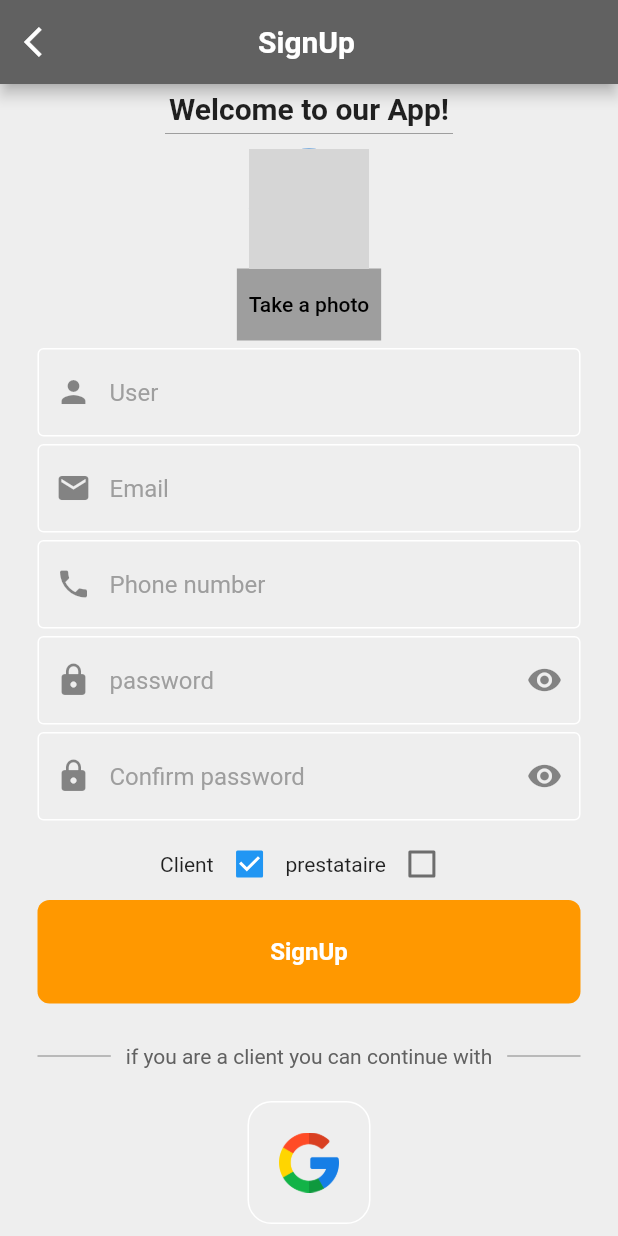
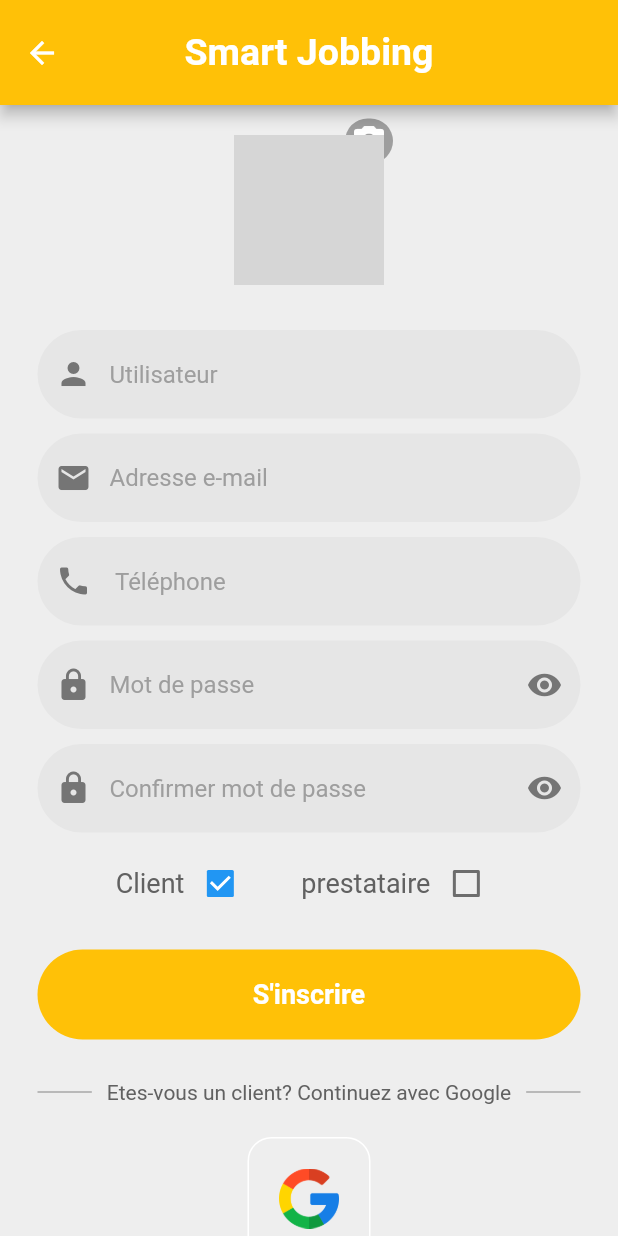
Before and after one commit to MOHAMEDREDABOUAMOUD/Jobbing-App-flutter, a Flutter app: the SignUp screen opened by its route, on a phone screen of 412 x 824 dp. Run offline on Flutter 3.47's test engine with Material 2 defaults, Android fonts, the light colour scheme and no system bars; our stand-ins replace cloud_firestore, firebase_auth, firebase_core, firebase_storage, fl_chart, flutter_credit_card and 6 more; missing offline and left inert: cross_file_image, dart:ffi, flutter_facebook_auth, flutter_login_facebook, flutter_phone_direct_caller; accounts and stored records are empty; network calls fail; grey boxes are pictures that could not be loaded.

Commit message:
frontend modify

```diff
--- a/signin_signup/lib/components/my_button.dart
+++ b/signin_signup/lib/components/my_button.dart
@@ -15,16 +15,17 @@
       child: Container(
         alignment: Alignment.center,
         width: 400,
-        padding: EdgeInsets.all(25),
+        height: 60,
+        padding: EdgeInsets.all(10),
         margin: EdgeInsets.symmetric(horizontal: 25),
         decoration: BoxDecoration(
-          color: Colors.orange,
-          borderRadius: BorderRadius.circular(8),
+          color: Colors.amber,
+          borderRadius: BorderRadius.circular(40),
         ),
         child: Text(
           name,
           style: TextStyle(
-              color: Colors.white, fontWeight: FontWeight.bold, fontSize: 16),
+              color: Colors.white, fontWeight: FontWeight.bold, fontSize: 18),
         ),
       ),
     );
--- a/signin_signup/lib/components/my_textfield.dart
+++ b/signin_signup/lib/components/my_textfield.dart
@@ -33,17 +33,15 @@
         obscureText:
             ObscureText, //hide the characters when the user type the password
         decoration: InputDecoration(
-          enabledBorder: const OutlineInputBorder(
-            borderSide: BorderSide(color: Colors.white),
-          ),
-          focusedBorder: OutlineInputBorder(
-            borderSide: BorderSide(color: Colors.grey.shade400),
-          ),
-          fillColor: Colors.grey.shade200,
+          border: OutlineInputBorder(
+              borderRadius: BorderRadius.circular(30),
+              borderSide: BorderSide.none),
+          fillColor: Colors.grey.withOpacity(0.1),
           filled: true,
           hintText: hintText, //show to the user what to type in that text field
-          hintStyle: TextStyle(color: Colors.grey[500]),
+          hintStyle: TextStyle(color: Colors.grey),
           prefixIcon: icon,
+          prefixIconColor: Colors.grey[600],
         ),
       ),
     );
--- a/signin_signup/lib/components/passTextField.dart
+++ b/signin_signup/lib/components/passTextField.dart
@@ -35,16 +35,13 @@
         obscureText:
             ObscureText, //hide the characters when the user type the password
         decoration: InputDecoration(
-          enabledBorder: const OutlineInputBorder(
-            borderSide: BorderSide(color: Colors.white),
-          ),
-          focusedBorder: OutlineInputBorder(
-            borderSide: BorderSide(color: Colors.grey.shade400),
-          ),
-          fillColor: Colors.grey.shade200,
+          border: OutlineInputBorder(
+              borderRadius: BorderRadius.circular(30),
+              borderSide: BorderSide.none),
+          fillColor: Colors.grey.withOpacity(0.1),
           filled: true,
           hintText: hintText, //show to the user what to type in that text field
-          hintStyle: TextStyle(color: Colors.grey[500]),
+          hintStyle: TextStyle(color: Colors.grey),
           suffixIcon: IconButton(
             icon: ObscureText
                 ? Icon(Icons.visibility)
@@ -55,7 +52,9 @@
               });
             },
           ),
+          suffixIconColor: Colors.grey[600],
           prefixIcon: Icon(Icons.lock),
+          prefixIconColor: Colors.grey[600],
         ),
       ),
     );
--- a/signin_signup/lib/pages/clientProfile.dart
+++ b/signin_signup/lib/pages/clientProfile.dart
@@ -105,7 +105,7 @@
                                   EdgeInsets.fromLTRB(20, 10, 10, 10),
                               leading: Icon(Icons.email, size: 26),
                               title: Text(
-                                "E-mail",
+                                "Adresse e-mail",
                                 style: TextStyle(fontSize: 18),
                               ),
                             ),
--- a/signin_signup/lib/pages/login_page.dart
+++ b/signin_signup/lib/pages/login_page.dart
@@ -37,39 +37,39 @@
   @override
   Widget build(BuildContext context) {
     return Scaffold(
-      backgroundColor: Colors.grey[300],
       body: SafeArea(
         child: SingleChildScrollView(
           child: Center(
             child: Column(
               mainAxisAlignment: MainAxisAlignment.center,
               children: [
-                const SizedBox(height: 50),
+                const SizedBox(height: 70),
 
-                //logo
-                Icon(
-                  Icons.lock,
-                  size: 100,
+                Text(
+                  "Smart Jobbing",
+                  style: TextStyle(
+                    color: Colors.amber,
+                    fontSize: 40,
+                    fontWeight: FontWeight.bold,
+                  ),
                 ),
-
-                const SizedBox(height: 50),
-
+                const SizedBox(height: 30),
                 //welcome back,you've been missed!
                 Text(
-                  'Welcome back you\'ve been missed!',
+                  'Content de vous revoir !',
                   style: TextStyle(
-                    color: Colors.grey[700],
-                    fontSize: 16,
+                    color: Colors.grey[600],
+                    fontSize: 20,
+                    fontWeight: FontWeight.bold,
                   ),
                 ),
 
-                const SizedBox(height: 50),
+                const SizedBox(height: 60),
 
                 //Email textfield
-
                 MyTextField(
                   controller: usernameController,
-                  hintText: 'E-mail',
+                  hintText: 'Adresse e-mail',
                   ObscureText: false,
                   type: TextInputType.emailAddress,
                   icon: Icon(Icons.email),
@@ -82,7 +82,7 @@
 
                 PassTextField(
                   controller: passwordController,
-                  hintText: 'password',
+                  hintText: 'Mot de passe',
                 ),
 
                 const SizedBox(height: 25),
@@ -103,7 +103,7 @@
                           ));
                         },
                         child: Text(
-                          'forgot password?',
+                          'Mot de passe oublié?',
                           style: TextStyle(
                               color: Colors.blue, fontWeight: FontWeight.bold),
                         ),
@@ -112,7 +112,7 @@
                   ),
                 ),
 
-                const SizedBox(height: 25),
+                const SizedBox(height: 30),
 
                 //signin button
 
@@ -123,7 +123,7 @@
                           usernameController.text, passwordController.text);
                     } catch (e) {}
                   },
-                  name: 'Sign In',
+                  name: 'Se connecter',
                 ),
 
                 //or continue with
@@ -142,7 +142,7 @@
                       Padding(
                         padding: const EdgeInsets.symmetric(horizontal: 10),
                         child: Text(
-                          'if you are a client you can continue with',
+                          'Etes-vous un client? Continuez avec Google',
                           style: TextStyle(color: Colors.grey[700]),
                         ),
                       ),
@@ -188,17 +188,6 @@
                         );
                       },
                     ),
-
-                    // const SizedBox(
-                    //   width: 25,
-                    // ),
-                    //apple button
-                    // SquareTile(
-                    //   imagePath: 'lib/images/fb.jpg',
-                    //   OnTap: () {
-                    //     AuthService().signInWithFacebook();
-                    //   },
-                    // ),
                   ],
                 ),
                 const SizedBox(height: 25),
@@ -208,7 +197,7 @@
                   mainAxisAlignment: MainAxisAlignment.center,
                   children: [
                     Text(
-                      'Not a member?',
+                      'Pas encore membre?',
                       style: TextStyle(color: Colors.grey[600]),
                     ),
                     SizedBox(
@@ -217,7 +206,7 @@
                     GestureDetector(
                       // ignore: sort_child_properties_last
                       child: Text(
-                        'Register now',
+                        'Creer un compte',
                         style: TextStyle(
                             color: Colors.blue, fontWeight: FontWeight.bold),
                       ),
@@ -227,6 +216,7 @@
                     ),
                   ],
                 ),
+                SizedBox(height: 40),
               ],
             ),
           ),
--- a/signin_signup/lib/pages/signup.dart
+++ b/signin_signup/lib/pages/signup.dart
@@ -32,7 +32,7 @@
   var profile;
   String profileName = "";
   String? type = "client";
-  String buttonText = "SignUp";
+  String buttonText = "S'inscrire";
   bool isclient = true, isprest = false;
   TextEditingController userController = TextEditingController();
   TextEditingController emailContoller = TextEditingController();
@@ -60,20 +60,17 @@
     return Scaffold(
       backgroundColor: Colors.grey[200],
       appBar: AppBar(
-        backgroundColor: Colors.grey[700],
-        title: Padding(
-          padding: const EdgeInsets.symmetric(horizontal: 100),
-          child: Text(
-            'SignUp',
-            style: TextStyle(fontWeight: FontWeight.bold),
+        backgroundColor: Colors.amber,
+        toolbarHeight: 70,
+        title: Text(
+          //widget.name,
+          "Smart Jobbing",
+          style: TextStyle(
+            fontWeight: FontWeight.bold,
+            fontSize: 25,
           ),
         ),
-        leading: IconButton(
-          onPressed: () {
-            Navigator.pop(context);
-          },
-          icon: Icon(Icons.arrow_back_ios),
-        ),
+        centerTitle: true,
       ),
       body: SingleChildScrollView(
         child: SafeArea(
@@ -84,96 +81,82 @@
               children: [
                 //Welcome to our app
 
-                SizedBox(height: 5),
-                Text(
-                  'Welcome to our App!',
-                  style: TextStyle(fontWeight: FontWeight.bold, fontSize: 20),
+                SizedBox(height: 20),
+                //photo
+                GestureDetector(
+                  child: Badge(
+                    largeSize: 30,
+                    label: Icon(
+                      Icons.photo_camera,
+                      color: Colors.white,
                     ),
-                Padding(
-                  padding: const EdgeInsets.symmetric(horizontal: 110),
-                  child: Divider(
-                    height: 10,
-                    color: Colors.grey[500],
-                  ),
-                ),
-                SizedBox(height: 5),
-
-                //photo
-                CircleAvatar(
-                  radius: 40,
+                    backgroundColor: Colors.grey,
+                    child: CircleAvatar(
+                      radius: 50,
                       backgroundImage: profile != null
                           ? FileImage(profile) as ImageProvider
                           // ignore: unnecessary_cast
                           : NetworkImage(
                               'https://www.w3schools.com/howto/img_avatar.png'),
                     ),
-
-                Row(
-                  mainAxisAlignment: MainAxisAlignment.center,
-                  // ignore: prefer_const_literals_to_create_immutables
-                  children: [
-                    Container(
-                      // ignore: sort_child_properties_last
-                      child: TextButton(
-                        onPressed: () {
+                  ),
+                  onTap: () {
                     PickImage();
                   },
-                        child: Text(
-                          'Take a photo',
-                          style: TextStyle(color: Colors.black),
-                        ),
-                      ),
-                      color: Colors.grey[500],
-                    ),
-                  ],
                 ),
 
-                SizedBox(height: 5),
+                SizedBox(height: 30),
                 //text fields
 
                 MyTextField(
                   controller: userController,
-                  hintText: 'User',
+                  hintText: 'Utilisateur',
                   ObscureText: false,
                   type: TextInputType.name,
                   icon: Icon(Icons.person),
                   lines: 1,
                 ),
-                SizedBox(height: 5),
+                SizedBox(height: 10),
                 MyTextField(
                   controller: emailContoller,
-                  hintText: 'Email',
+                  hintText: 'Adresse e-mail',
                   ObscureText: false,
                   type: TextInputType.emailAddress,
                   icon: Icon(Icons.email),
                   lines: 1,
                 ),
-                SizedBox(height: 5),
+                SizedBox(height: 10),
                 MyTextField(
                   controller: phoneController,
-                  hintText: 'Phone number',
+                  hintText: ' Téléphone',
                   ObscureText: false,
                   type: TextInputType.phone,
                   icon: Icon(Icons.phone),
                   lines: 1,
                 ),
-                SizedBox(height: 5),
+                SizedBox(height: 10),
                 PassTextField(
                   controller: passcontroller1,
-                  hintText: 'password',
+                  hintText: 'Mot de passe',
                 ),
-                SizedBox(height: 5),
+                SizedBox(height: 10),
                 PassTextField(
                   controller: passcontroller2,
-                  hintText: 'Confirm password',
+                  hintText: 'Confirmer mot de passe',
                 ),
-                SizedBox(height: 5),
+                SizedBox(height: 10),
 
                 Center(
                   child: Row(
                     mainAxisAlignment: MainAxisAlignment.center,
                     children: [
-                      Text('Client'),
+                      Text(
+                        'Client',
+                        style: TextStyle(
+                          fontSize: 18,
+                          color: Colors.grey[700],
+                        ),
+                      ),
                       Checkbox(
                         value: isclient,
                         onChanged: (value) {
@@ -183,16 +166,23 @@
                               isprest = !isclient;
                               if (isclient == true) {
                                 type = "client";
-                                buttonText = "SignUp";
+                                buttonText = "S'inscrire";
                               } else {
                                 type = "prestataire";
-                                buttonText = "Next";
+                                buttonText = "Suivant";
                               }
                             },
                           );
                         },
                       ),
-                      Text('prestataire'),
+                      SizedBox(width: 30),
+                      Text(
+                        'prestataire',
+                        style: TextStyle(
+                          fontSize: 18,
+                          color: Colors.grey[700],
+                        ),
+                      ),
                       Checkbox(
                         value: isprest,
                         onChanged: (value) {
@@ -201,10 +191,10 @@
                             isclient = !isprest;
                             if (isclient == true) {
                               type = "client";
-                              buttonText = "SignUp";
+                              buttonText = "S'inscrire";
                             } else {
                               type = "prestataire";
-                              buttonText = "Next";
+                              buttonText = "Suivant";
                             }
                           });
                         },
@@ -212,7 +202,7 @@
                     ],
                   ),
                 ),
-
+                SizedBox(height: 20),
                 //button register
                 MyButton(
                   Ontap: (() async {
@@ -272,7 +262,7 @@
                       Padding(
                         padding: const EdgeInsets.symmetric(horizontal: 10),
                         child: Text(
-                          'if you are a client you can continue with',
+                          'Etes-vous un client? Continuez avec Google',
                           style: TextStyle(color: Colors.grey[700]),
                         ),
                       ),
@@ -324,6 +314,7 @@
                     ),
                   ],
                 ),
+                SizedBox(height: 30),
               ],
             ),
           ),
```
Also changed, not shown: signin_signup/lib/pages/AppStatistics.dart (+0 -126 lines), signin_signup/lib/pages/identity_check.dart (+14 -10 lines). Lines whose indentation alone changed are shown as unchanged.
